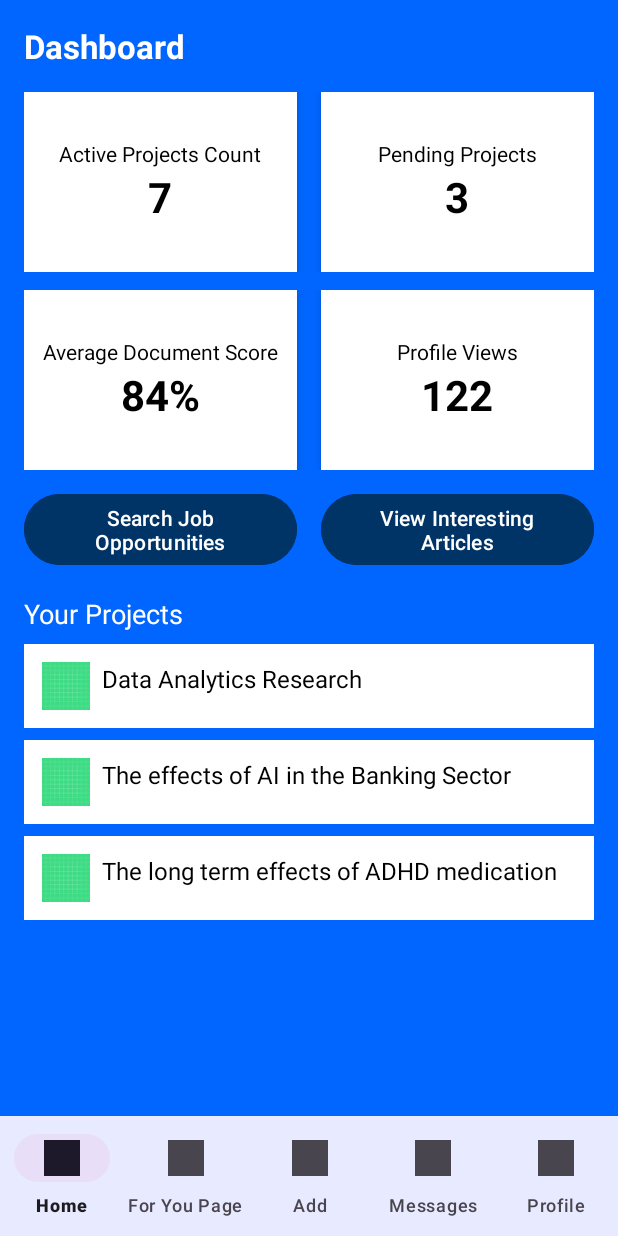
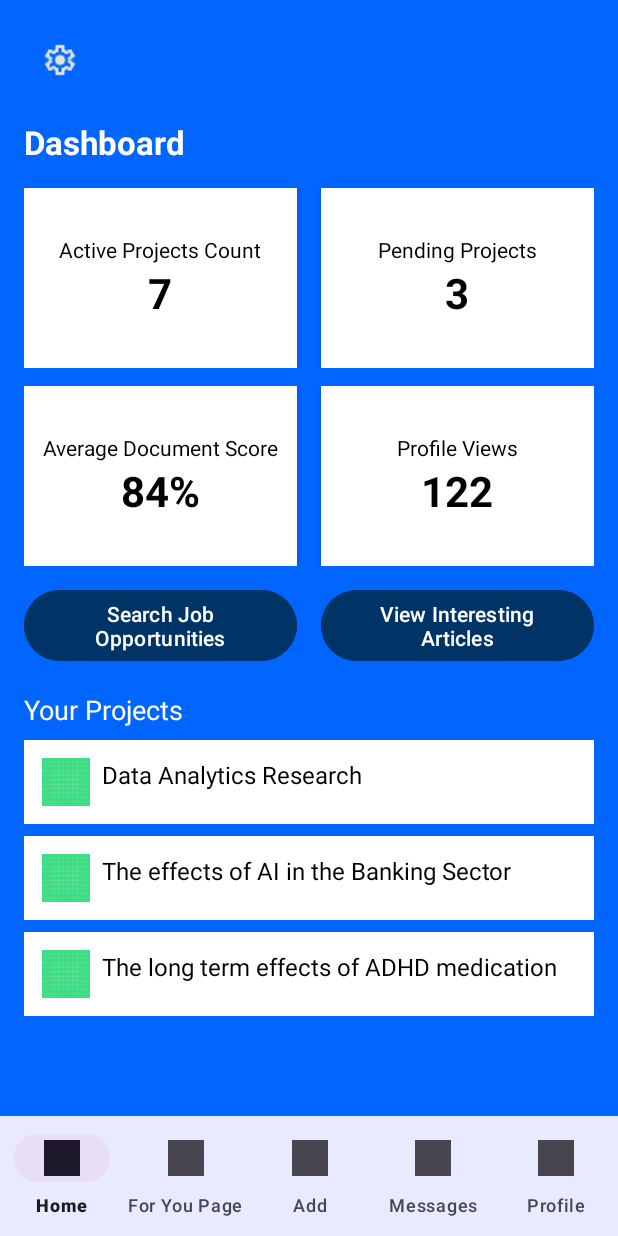
Before and after one commit to TyrusFernandes/Group-8-INSY7315-Intergrated-Research-Support-Platform-, an Android app: the DashboardActivity screen opened directly, with no data from a screen before it, on a phone screen of 412 x 824 dp. Run offline under Robolectric (Android 15) with nearby library versions, the phone set to English and light mode, and no system bars.

Commit message:
AcadenceApp-WorkingAndFilledNavbar

```diff
--- a/app/src/main/AndroidManifest.xml
+++ b/app/src/main/AndroidManifest.xml
@@ -12,6 +12,12 @@
         android:supportsRtl="true"
         android:theme="@style/Theme.AcadenceApp"
         tools:targetApi="31">
+        <activity
+            android:name=".JobActivity"
+            android:exported="false" />
+        <activity
+            android:name=".SettingsActivity"
+            android:exported="false" />
         <activity
             android:name=".ForYouPageActivity"
             android:exported="false" />
--- a/app/src/main/java/com/example/acadenceapp/DashboardActivity.kt
+++ b/app/src/main/java/com/example/acadenceapp/DashboardActivity.kt
@@ -1,6 +1,9 @@
 package com.example.acadenceapp
 
+import android.content.Intent
 import android.os.Bundle
+import android.widget.Button
+import android.widget.ImageButton
 import androidx.activity.enableEdgeToEdge
 import androidx.appcompat.app.AppCompatActivity
 
@@ -10,5 +13,22 @@ class DashboardActivity : AppCompatActivity() {
         super.onCreate(savedInstanceState)
         // Set the content view to the activity_main.xml layout file.
         setContentView(R.layout.activity_dashboard)
+        val btnSettings: ImageButton = findViewById(R.id.btnSettings)
+        val btnForYou: Button = findViewById(R.id.btnArticle)
+        val btnJobs: Button = findViewById(R.id.btnJobs)
+
+        btnSettings.setOnClickListener {
+            val intent = Intent(this, SettingsActivity::class.java)
+            startActivity(intent)
+        }
+
+        btnForYou.setOnClickListener {
+            val intent = Intent(this, ForYouPageActivity::class.java)
+            startActivity(intent)
+        }
+        btnJobs.setOnClickListener {
+            val intent = Intent(this, JobActivity::class.java)
+            startActivity(intent)
+        }
     }
 }
--- a/app/src/main/res/layout/activity_dashboard.xml
+++ b/app/src/main/res/layout/activity_dashboard.xml
@@ -1,16 +1,35 @@
 <?xml version="1.0" encoding="utf-8"?>
-<LinearLayout xmlns:android="http://schemas.android.com/apk/res/android"
+<androidx.constraintlayout.widget.ConstraintLayout
+    xmlns:android="http://schemas.android.com/apk/res/android"
+    xmlns:app="http://schemas.android.com/apk/res-auto"
     android:layout_width="match_parent"
     android:layout_height="match_parent"
-    android:orientation="vertical"
+    android:fitsSystemWindows="true"
     android:background="#0066FF">
+
+    <!-- Settings button at top-left -->
+    <ImageButton
+        android:id="@+id/btnSettings"
+        android:layout_width="48dp"
+        android:layout_height="48dp"
+        android:src="@drawable/settings"
+        android:background="?attr/selectableItemBackgroundBorderless"
+        android:contentDescription="Settings"
+        android:padding="8dp"
+        android:layout_margin="16dp"
+        app:layout_constraintTop_toTopOf="parent"
+        app:layout_constraintStart_toStartOf="parent"/>
 
     <!-- Scrollable dashboard content -->
     <ScrollView
-        android:layout_width="match_parent"
+        android:id="@+id/scrollContent"
+        android:layout_width="0dp"
         android:layout_height="0dp"
-        android:layout_weight="1"
-        android:fillViewport="true">
+        android:fillViewport="true"
+        app:layout_constraintTop_toBottomOf="@id/btnSettings"
+        app:layout_constraintStart_toStartOf="parent"
+        app:layout_constraintEnd_toEndOf="parent"
+        app:layout_constraintBottom_toTopOf="@id/navbar_container">
 
         <LinearLayout
             android:layout_width="match_parent"
@@ -28,7 +47,6 @@
                 android:textStyle="bold"
                 android:layout_marginBottom="16dp"/>
 
-
             <!-- Cards row 1 -->
             <LinearLayout
                 android:layout_width="match_parent"
@@ -37,6 +55,7 @@
                 android:weightSum="2"
                 android:layout_marginBottom="12dp">
 
+                <!-- Card 1 -->
                 <LinearLayout
                     android:layout_width="0dp"
                     android:layout_height="120dp"
@@ -63,6 +82,7 @@
                         android:textStyle="bold"/>
                 </LinearLayout>
 
+                <!-- Card 2 -->
                 <LinearLayout
                     android:layout_width="0dp"
                     android:layout_height="120dp"
@@ -98,6 +118,7 @@
                 android:weightSum="2"
                 android:layout_marginBottom="12dp">
 
+                <!-- Card 3 -->
                 <LinearLayout
                     android:layout_width="0dp"
                     android:layout_height="120dp"
@@ -124,6 +145,7 @@
                         android:textStyle="bold"/>
                 </LinearLayout>
 
+                <!-- Card 4 -->
                 <LinearLayout
                     android:layout_width="0dp"
                     android:layout_height="120dp"
@@ -160,6 +182,7 @@
                 android:layout_marginBottom="16dp">
 
                 <Button
+                    android:id="@+id/btnJobs"
                     android:layout_width="0dp"
                     android:layout_height="wrap_content"
                     android:layout_weight="1"
@@ -169,6 +192,7 @@
                     android:layout_marginEnd="8dp"/>
 
                 <Button
+                    android:id="@+id/btnArticle"
                     android:layout_width="0dp"
                     android:layout_height="wrap_content"
                     android:layout_weight="1"
@@ -265,10 +289,15 @@
 
         </LinearLayout>
     </ScrollView>
+
+    <!-- Bottom navbar -->
     <androidx.fragment.app.FragmentContainerView
         android:id="@+id/navbar_container"
         android:name="com.example.acadenceapp.NavbarFragment"
-        android:layout_width="match_parent"
-        android:layout_height="wrap_content" />
+        android:layout_width="0dp"
+        android:layout_height="wrap_content"
+        app:layout_constraintBottom_toBottomOf="parent"
+        app:layout_constraintStart_toStartOf="parent"
+        app:layout_constraintEnd_toEndOf="parent"/>
 
-</LinearLayout>
+</androidx.constraintlayout.widget.ConstraintLayout>
```
Also changed, not shown: app/src/main/java/com/example/acadenceapp/JobActivity.kt (added, +20 -0 lines), app/src/main/java/com/example/acadenceapp/SettingsActivity.kt (added, +20 -0 lines), app/src/main/res/layout/activity_job.xml (added, +30 -0 lines), app/src/main/res/layout/activity_settings.xml (added, +30 -0 lines).
